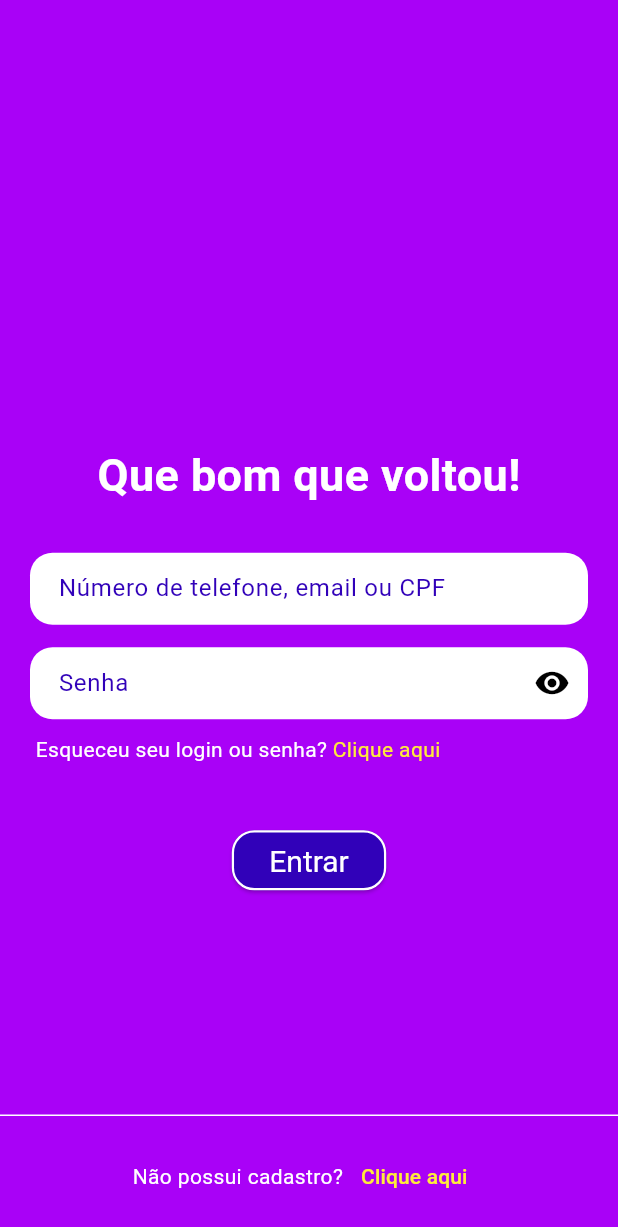
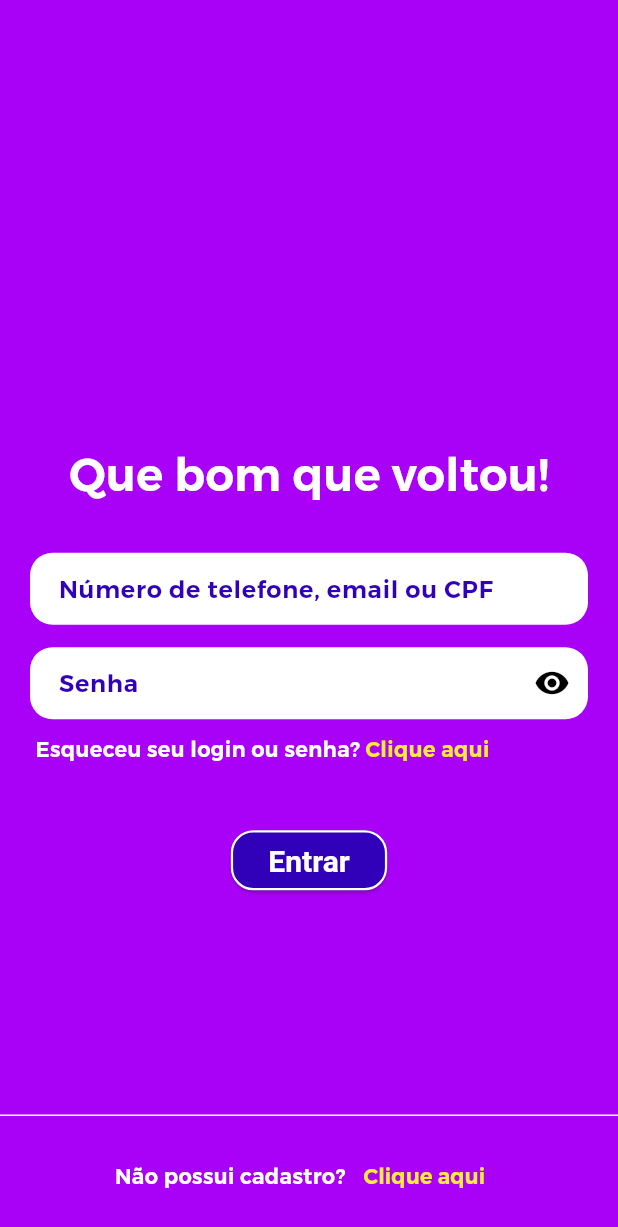
Before and after one commit to BiancaWaki/Flutter_state_management, a Flutter app: the screen it shows after launch, on a phone screen of 412 x 824 dp. Shown: the top 1227 px of the screen. Run offline on Flutter 3.47's test engine with Material 3 defaults, Android fonts, the phone set to English and light mode, and no system bars.

Commit message:
#03 add todo

```diff
--- a/provider/todo/lib/main.dart
+++ b/provider/todo/lib/main.dart
@@ -1,19 +1,19 @@
 import 'package:flutter/material.dart';
 import 'package:provider/provider.dart';
 import 'package:todo/model/todo_api.dart';
-import 'package:todo/presenter/home_presenter.dart';
-import 'package:todo/presenter/register_presenter.dart';
+import 'package:todo/presenter/app_presenter.dart';
 import 'package:todo/view/login.dart';
-import 'package:todo/presenter/login_presenter.dart';
+
+import 'theme.dart';
 
 void main() {
+  // Inicializa o TodoApi uma única vez para a aplicação
   final api = TodoApi();
   runApp(
     MultiProvider(
+      // Fornece o TodoApi para todos os presenters
       providers: [
-        ChangeNotifierProvider(create: (_) => LoginPresenter(api: api)),
-        ChangeNotifierProvider(create: (_) => HomePresenter(api: api)),
-        ChangeNotifierProvider(create: (_) => RegisterPresenter(api: api)),
+        ChangeNotifierProvider(create: (_) => AppPresenter(api: api)),
       ],
       child: const MyApp(),
     ),
@@ -27,82 +27,9 @@ class MyApp extends StatelessWidget {
   Widget build(BuildContext context) {
     return MaterialApp(
       title: 'Todo App',
-      theme: ThemeData(
-        appBarTheme: const AppBarTheme(
-          color: Color(0xFFA901F7), // Cor de fundo da AppBar
-          centerTitle: true, // Centraliza o título
-          titleTextStyle: TextStyle(
-            color: Colors.white, // Define a cor do título como branca
-            fontSize: 20, // Define o tamanho da fonte do título
-          ),
-        ),
-        iconTheme: const IconThemeData(
-          color: Colors.white, // Cor dos ícones (inclusive o ícone de pop)
-        ),
-
-        // Definir um esquema de cores para o app
-        colorScheme: ColorScheme.fromSwatch().copyWith(
-          primary: const Color(0xFFA901F7), // Cor primária do app
-          //secondary: const Color(0xFF3101B9), // Cor secundária/accen
-          background: const Color(0xFFA901F7), // Cor de fundo padrão
-          surface: const Color(0xFFA901F7), // Cor de fundo do Scaffold
-        ),
-        // Configurar cor para botões e seus textos.
-        elevatedButtonTheme: ElevatedButtonThemeData(
-          style: ElevatedButton.styleFrom(
-            textStyle: const TextStyle(
-              color: Colors.white,
-              fontSize: 20,
-            ),
-            backgroundColor: const Color(0xFF3101B9), // Cor dos botões
-            foregroundColor: const Color(0xFFFFFFFF), // Cor do texto do botão
-            shape: RoundedRectangleBorder(
-              borderRadius: BorderRadius.circular(15), // Borda arredondada
-            ),
-            side: const BorderSide(
-              color: Colors.white, // Cor da borda branca
-              width: 1.5, // Espessura da borda
-            ),
-          ),
-        ),
-
-        // Configurar cor para TextField
-        inputDecorationTheme: InputDecorationTheme(
-          contentPadding:
-              const EdgeInsets.symmetric(vertical: 10, horizontal: 15),
-          filled: true,
-          fillColor: const Color(0xFFFFFFFF), // Cor de fundo do TextField
-          focusedBorder: OutlineInputBorder(
-            borderSide: BorderSide.none,
-            borderRadius: BorderRadius.circular(15),
-          ),
-          enabledBorder: OutlineInputBorder(
-            borderSide: BorderSide.none,
-            borderRadius: BorderRadius.circular(15),
-          ),
-          labelStyle: const TextStyle(
-              color: Color(0xFF3101B9)), // Cor do texto do rótulo
-          hintStyle: const TextStyle(
-              color: Color(0xFF3101B9)), // Cor do texto da dica (hint)
-        ),
-        textTheme: const TextTheme(
-          bodyMedium: TextStyle(
-            color: Colors.white,
-          ),
-        ),
-        dialogTheme: const DialogTheme(
-          backgroundColor: Colors.white,
-          titleTextStyle: TextStyle(
-            color: Color(0xFF3101B9),
-            fontSize: 20,
-            fontWeight: FontWeight.bold,
-          ),
-          contentTextStyle: TextStyle(
-            color: Color(0xFF3101B9),
-            fontSize: 16,
-          ),
-        ),
-      ),
+      theme: AppTheme.lightTheme,
+      darkTheme: AppTheme.darkTheme,
+      themeMode: ThemeMode.system,
       home: const Login(),
     );
   }
--- a/provider/todo/lib/presenter/login_presenter.dart
+++ /dev/null
@@ -1,23 +0,0 @@
-import 'package:flutter/material.dart';
-import 'package:todo/model/todo_api.dart';
-
-class LoginPresenter extends ChangeNotifier {
-  bool loading = false;
-  final TodoApi api;
-
-  LoginPresenter({required this.api});
-
-  // Exemplo de uma função que pode ser chamada
-  Future<bool> login(String username, String password) async {
-    loading = true;
-    notifyListeners();
-    bool teste = await api.login(username, password);
-    loading = false;
-    notifyListeners();
-    if (teste) {
-      return true;
-    } else {
-      return false;
-    }
-  }
-}
--- /dev/null
+++ b/provider/todo/lib/theme.dart
@@ -0,0 +1,110 @@
+import 'package:flutter/material.dart';
+
+class AppTheme {
+  // Tema claro
+  static final ThemeData lightTheme = ThemeData(
+    // Fontes
+    fontFamily: 'Montserrat',
+
+    // AppBar
+    appBarTheme: const AppBarTheme(
+      iconTheme: IconThemeData(
+        color: Colors.white, // Defina a cor desejada aqui
+      ),
+      color: Color(0xFFA901F7),
+      centerTitle: true,
+      titleTextStyle: TextStyle(
+        color: Colors.white,
+        fontSize: 20,
+      ),
+    ),
+
+    // Ícones
+    iconTheme: const IconThemeData(
+      color: Colors.white,
+    ),
+
+    // ProgressIndicator
+    progressIndicatorTheme: const ProgressIndicatorThemeData(
+      color: Colors.white,
+    ),
+
+    // Definir um esquema de cores para o app
+    colorScheme: ColorScheme.fromSwatch().copyWith(
+      primary: const Color(0xFFA901F7),
+      //secondary: const Color(0xFF3101B9), // Cor secundária/accen
+      background: const Color(0xFFA901F7),
+      surface: const Color(0xFFA901F7),
+    ),
+
+    // Configurar cor para botões e seus textos.
+    elevatedButtonTheme: ElevatedButtonThemeData(
+      style: ElevatedButton.styleFrom(
+        textStyle: const TextStyle(
+          color: Colors.white,
+          fontSize: 20,
+          fontWeight: FontWeight.bold,
+        ),
+        backgroundColor: const Color(0xFF3101B9),
+        foregroundColor: const Color(0xFFFFFFFF),
+        shape: RoundedRectangleBorder(
+          borderRadius: BorderRadius.circular(15),
+        ),
+        side: const BorderSide(
+          color: Colors.white,
+          width: 1.5,
+        ),
+      ),
+    ),
+
+    // Configurar cor para TextField
+    inputDecorationTheme: InputDecorationTheme(
+      contentPadding: const EdgeInsets.symmetric(vertical: 10, horizontal: 15),
+      filled: true,
+      fillColor: const Color(0xFFFFFFFF),
+      focusedBorder: OutlineInputBorder(
+        borderSide: BorderSide.none,
+        borderRadius: BorderRadius.circular(15),
+      ),
+      enabledBorder: OutlineInputBorder(
+        borderSide: BorderSide.none,
+        borderRadius: BorderRadius.circular(15),
+      ),
+      labelStyle: const TextStyle(
+        color: Color(0xFF3101B9),
+        fontWeight: FontWeight.normal,
+      ),
+      hintStyle: const TextStyle(
+        color: Color(0xFF3101B9),
+        fontWeight: FontWeight.normal,
+      ),
+    ),
+
+    // Texto
+    textTheme: const TextTheme(
+      bodyMedium: TextStyle(
+        color: Colors.white,
+      ),
+    ),
+
+    // Dialog
+    dialogTheme: const DialogTheme(
+      backgroundColor: Colors.white,
+      titleTextStyle: TextStyle(
+        color: Color(0xFF3101B9),
+        fontSize: 20,
+        fontWeight: FontWeight.bold,
+      ),
+      contentTextStyle: TextStyle(
+        color: Color(0xFF3101B9),
+        fontSize: 16,
+      ),
+    ),
+  );
+
+  // Tema escuro
+  static final ThemeData darkTheme = ThemeData(
+    primarySwatch: Colors.blue,
+    brightness: Brightness.dark,
+  );
+}
--- a/provider/todo/lib/view/login.dart
+++ b/provider/todo/lib/view/login.dart
@@ -1,6 +1,6 @@
 import 'package:flutter/material.dart';
 import 'package:provider/provider.dart';
-import 'package:todo/presenter/login_presenter.dart';
+import 'package:todo/presenter/app_presenter.dart';
 import 'package:todo/view/home.dart';
 import 'package:todo/view/register.dart';
 
@@ -26,15 +26,14 @@ class _LoginState extends State<Login> {
   @override
   Widget build(BuildContext context) {
     return Scaffold(
-      backgroundColor: Color(0xFFA901F7),
       body: Container(
         padding: const EdgeInsets.all(20),
         child: Column(
           mainAxisAlignment: MainAxisAlignment.center,
           children: [
-            Consumer<LoginPresenter>(
+            Consumer<AppPresenter>(
               builder: (context, presenter, child) {
-                if (presenter.loading) {
+                if (presenter.loadingLogin) {
                   return const Center(
                     child: CircularProgressIndicator(),
                   );
@@ -46,19 +45,17 @@ class _LoginState extends State<Login> {
                     const Text(
                       'Que bom que voltou!',
                       style: TextStyle(
-                        color: Colors.white,
-                        fontWeight: FontWeight.bold,
                         fontSize: 30,
                       ),
                     ),
-                    const Padding(
-                      padding: EdgeInsets.only(bottom: 30),
-                    ),
+                    const SizedBox(height: 30),
                     TextField(
                       controller: emailController,
                       decoration: const InputDecoration(
                         contentPadding: EdgeInsets.symmetric(
-                            vertical: 10, horizontal: 15), // Ajusta o padding
+                          vertical: 10,
+                          horizontal: 15,
+                        ),
                         hintText: 'Número de telefone, email ou CPF',
                         border: OutlineInputBorder(),
                       ),
@@ -69,7 +66,9 @@ class _LoginState extends State<Login> {
                       controller: passwordController,
                       decoration: InputDecoration(
                         contentPadding: const EdgeInsets.symmetric(
-                            vertical: 10, horizontal: 15),
+                          vertical: 10,
+                          horizontal: 15,
+                        ),
                         hintText: 'Senha',
                         border: const OutlineInputBorder(),
                         suffixIcon: IconButton(
@@ -167,10 +166,10 @@ class _LoginState extends State<Login> {
     );
   }
 
-  Future<void> login(LoginPresenter presenter) async {
+  Future<void> login(AppPresenter presenter) async {
     String email = emailController.text;
     String password = passwordController.text;
-    final result = await presenter.login(email, password);
+    final result = await presenter.login(username: email, password: password);
     if (result) {
       Navigator.push(context, MaterialPageRoute(builder: (context) => Home()));
     } else {
--- a/provider/todo/pubspec.yaml
+++ b/provider/todo/pubspec.yaml
@@ -61,6 +61,12 @@ flutter:
   # the material Icons class.
   uses-material-design: true
 
+  fonts:
+    - family: Montserrat
+      fonts:
+        - asset: assets/fonts/Montserrat-SemiBold.ttf
+          weight: 600
+
   # To add assets to your application, add an assets section, like this:
   # assets:
   #   - images/a_dot_burr.jpeg
```
Also changed, not shown: provider/todo/lib/presenter/app_presenter.dart (added, +80 -0 lines), provider/todo/lib/presenter/home_presenter.dart (deleted, +0 -8 lines), provider/todo/lib/presenter/register_presenter.dart (deleted, +0 -23 lines), provider/todo/lib/view/home.dart (+53 -65 lines), provider/todo/lib/view/register.dart (+8 -4 lines), provider/todo/lib/view/todo.dart (+20 -7 lines), provider/todo/assets/fonts/Montserrat-SemiBold.ttf (added).
